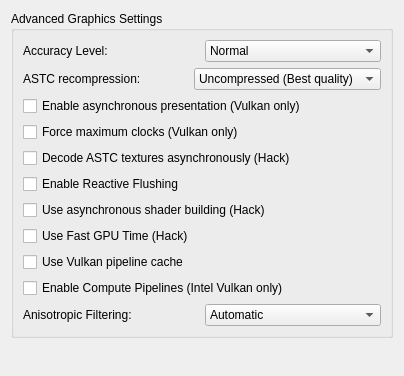
Old version of the form src/yuzu/configuration/configure_graphics_advanced.ui in the repository yuzu-emu-mirror/yuzu.
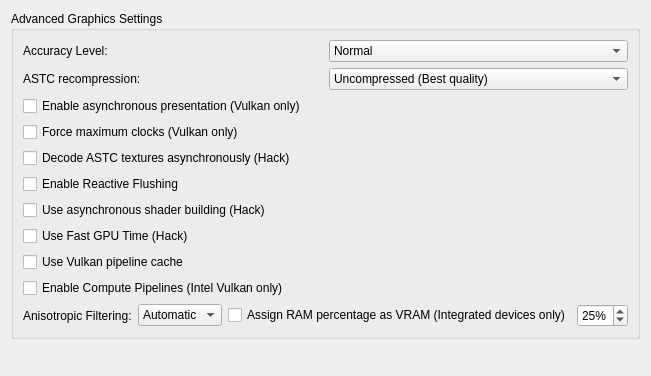
New version of the form.

Commit message:
Configurable RAM to VRAM percentage setting for integrated devices
This shall allow to specify a certain percentage of RAM to use as VRAM on integrated / shared devices.
Ideally this can help tuning the garbage collector to prevent out of memory crashes.
On the other hand a too aggressive memory limitation may indeed affect rendering negatively
I did experience this on the steam deck for example. Graphical glitches may be caused in low memory
situations.

```diff
--- a/src/yuzu/configuration/configure_graphics_advanced.ui
+++ b/src/yuzu/configuration/configure_graphics_advanced.ui
@@ -247,6 +247,32 @@
              </item>
             </widget>
            </item>
+           <item>
+            <widget class="QCheckBox" name="use_vram_percentage">
+             <property name="toolTip">
+              <string>Assign the given percentage of the total shared RAM as VRAM</string>
+             </property>
+             <property name="text">
+              <string>Assign RAM percentage as VRAM (Integrated devices only)</string>
+             </property>
+            </widget>
+           </item>
+           <item>
+            <widget class="QSpinBox" name="vram_percentage">
+             <property name="suffix">
+              <string>%</string>
+             </property>
+             <property name="minimum">
+              <number>10</number>
+             </property>
+              <property name="maximum">
+              <number>90</number>
+             </property>
+             <property name="value">
+              <number>25</number>
+             </property>
+            </widget>
+           </item>
           </layout>
          </widget>
         </item>
```
The commit also changes 8 other files.
